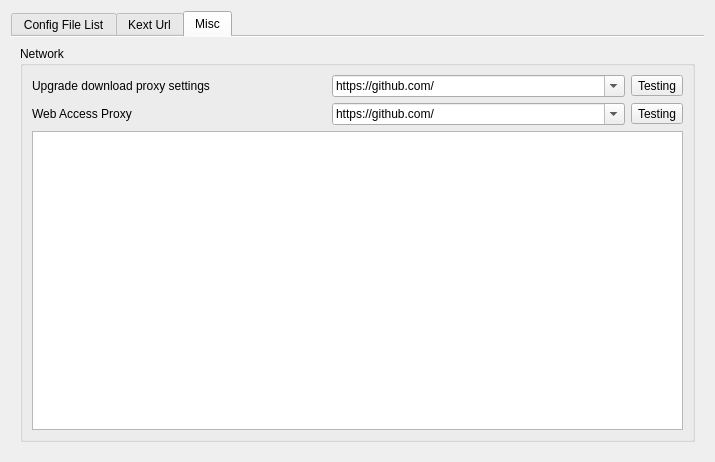
The window that dlgdatabase.ui (ic005k/OCAuxiliaryTools) describes before a commit, drawn with Qt 5.
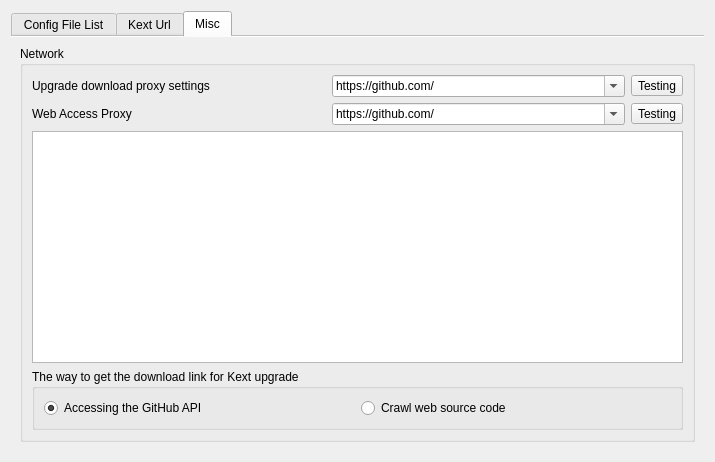
The same window after the commit. The open tabs and pages were chosen to show the change. Icons and pictures are not drawn.

The edit to the form file:
```diff
--- a/dlgdatabase.ui
+++ b/dlgdatabase.ui
@@ -190,7 +190,7 @@
          <property name="title">
           <string>Network</string>
          </property>
-         <layout class="QGridLayout" name="gridLayout_5">
+         <layout class="QGridLayout" name="gridLayout_6">
           <item row="0" column="0">
            <widget class="QLabel" name="label_2">
             <property name="text">
@@ -286,6 +286,32 @@
           <item row="2" column="0" colspan="3">
            <widget class="QTextEdit" name="editPing"/>
           </item>
+          <item row="3" column="0" colspan="3">
+           <widget class="QGroupBox" name="groupBox_2">
+            <property name="title">
+             <string>The way to get the download link for Kext upgrade</string>
+            </property>
+            <layout class="QGridLayout" name="gridLayout_5">
+             <item row="0" column="0">
+              <widget class="QRadioButton" name="rbtnAPI">
+               <property name="text">
+                <string>Accessing the GitHub API</string>
+               </property>
+               <property name="checked">
+                <bool>true</bool>
+               </property>
+              </widget>
+             </item>
+             <item row="0" column="1">
+              <widget class="QRadioButton" name="rbtnWeb">
+               <property name="text">
+                <string>Crawl web source code</string>
+               </property>
+              </widget>
+             </item>
+            </layout>
+           </widget>
+          </item>
          </layout>
         </widget>
        </item>
```
Left out of the diff: 4 changed lines with no effect on the pictures.
